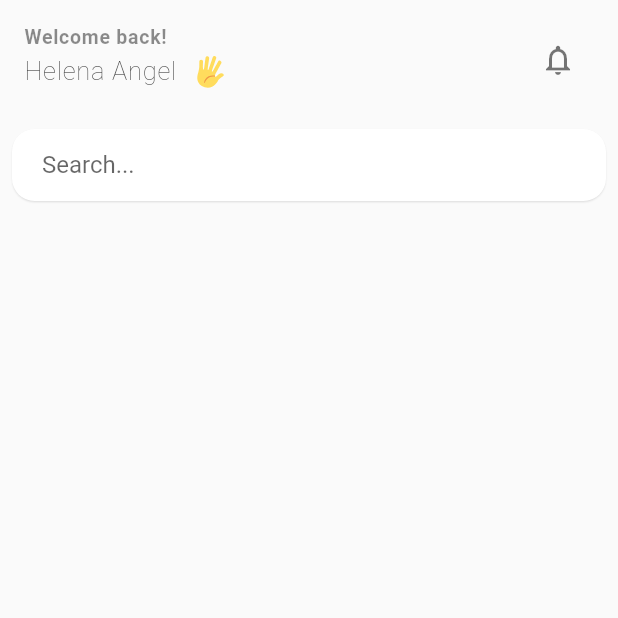
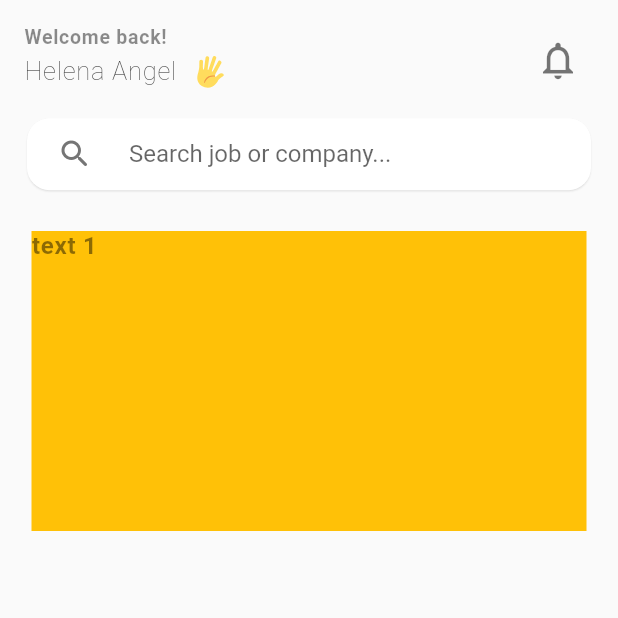
Before and after one commit to DewminaUdayashan/artist, a Flutter app: the HomePage screen opened directly, on a phone screen of 412 x 824 dp, the top half of it. Run offline on Flutter 3.47's test engine with Material 2 defaults, Android fonts, the light colour scheme and no system bars; drawn by our look-alikes of carousel_slider, material_floating_search_bar; our stand-ins replace animated_background, animated_text_kit, firebase_auth, firebase_core, firebase_crashlytics, get and 4 more; accounts and stored records are empty.

Commit message:
#5  Home page carousel

```diff
--- a/lib/screens/home_page/home_page.dart
+++ b/lib/screens/home_page/home_page.dart
@@ -2,6 +2,7 @@ import 'package:artist/screens/home_page/widgets/search_bar.dart';
 import 'package:artist/screens/home_page/widgets/top_bar.dart';
 import 'package:artist/screens/home_page/widgets/top_carousel.dart';
 import 'package:flutter/material.dart';
+import 'package:get/get.dart';
 
 class HomePage extends StatelessWidget {
   const HomePage({Key? key}) : super(key: key);
@@ -10,12 +11,32 @@ class HomePage extends StatelessWidget {
   Widget build(BuildContext context) {
     return Scaffold(
       body: SafeArea(
-        child: Column(
-          children: const <Widget>[
-            TopBar(),
-            SearchBar(),
-            TopCarousel(),
-          ],
+        child: SingleChildScrollView(
+          child: Stack(
+            children: [
+              SizedBox(
+                height: Get.height,
+              ),
+              Padding(
+                padding: const EdgeInsets.all(16.0),
+                child: Column(
+                  children: const <Widget>[
+                    TopBar(),
+                    SizedBox(
+                      height: 90,
+                    ),
+                    TopCarousel(),
+                  ],
+                ),
+              ),
+              const Positioned(
+                top: kToolbarHeight * 1.3,
+                left: 0,
+                right: 0,
+                child: SearchBar(),
+              ),
+            ],
+          ),
         ),
       ),
     );
--- a/lib/screens/home_page/widgets/search_bar.dart
+++ b/lib/screens/home_page/widgets/search_bar.dart
@@ -1,4 +1,5 @@
 import 'package:flutter/material.dart';
+import 'package:get/get.dart';
 import 'package:material_floating_search_bar/material_floating_search_bar.dart';
 
 class SearchBar extends StatelessWidget {
@@ -8,19 +9,21 @@ class SearchBar extends StatelessWidget {
   Widget build(BuildContext context) {
     final isPortrait =
         MediaQuery.of(context).orientation == Orientation.portrait;
-    return Expanded(
+    return SizedBox(
+      height: Get.height - 50,
+      child: Padding(
+        padding: const EdgeInsets.symmetric(horizontal: 10),
         child: FloatingSearchBar(
-        iconColor: Colors.white,
           elevation: 0.5,
           borderRadius: BorderRadius.circular(15),
-        hint: 'Search...',
+          hint: 'Search job or company...',
           scrollPadding: const EdgeInsets.only(top: 16, bottom: 56),
           transitionDuration: const Duration(milliseconds: 400),
           transitionCurve: Curves.easeInOut,
           physics: const BouncingScrollPhysics(),
           axisAlignment: isPortrait ? 0.0 : -1.0,
           openAxisAlignment: 0.0,
-        width: isPortrait ? 600 : 500,
+          width: Get.width,
           debounceDelay: const Duration(milliseconds: 100),
           backdropColor: Colors.transparent,
           onQueryChanged: (query) {
@@ -29,10 +32,14 @@ class SearchBar extends StatelessWidget {
           // Specify a custom transition to be used for
           // animating between opened and closed stated.
           transition: CircularFloatingSearchBarTransition(),
-        leadingActions: const [
-          // FloatingSearchBarAction.searchToClear(
-          //   showIfClosed: false,
-          // ),
+          leadingActions: [
+            FloatingSearchBarAction(
+              showIfOpened: false,
+              child: CircularButton(
+                icon: const Icon(Icons.search_rounded),
+                onPressed: () {},
+              ),
+            ),
           ],
           actions: [],
           builder: (context, transition) {
@@ -51,6 +58,7 @@ class SearchBar extends StatelessWidget {
             );
           },
         ),
+      ),
     );
   }
 }
--- a/lib/screens/home_page/widgets/top_bar.dart
+++ b/lib/screens/home_page/widgets/top_bar.dart
@@ -7,9 +7,7 @@ class TopBar extends StatelessWidget {
 
   @override
   Widget build(BuildContext context) {
-    return Container(
-      padding: const EdgeInsets.all(16),
-      child: Row(
+    return Row(
       crossAxisAlignment: CrossAxisAlignment.center,
       children: [
         Column(
@@ -27,11 +25,13 @@ class TopBar extends StatelessWidget {
         const Spacer(),
         IconButton(
           onPressed: () {},
-            icon: const Icon(Icons.notifications_none_outlined),
+          icon: const Icon(
+            Icons.notifications_none_outlined,
+            size: 30,
+          ),
           splashRadius: 20,
         ),
       ],
-      ),
     );
   }
 }
--- a/lib/screens/home_page/widgets/top_carousel.dart
+++ b/lib/screens/home_page/widgets/top_carousel.dart
@@ -1,10 +1,32 @@
 import 'package:flutter/material.dart';
+import 'package:carousel_slider/carousel_slider.dart';
 
 class TopCarousel extends StatelessWidget {
   const TopCarousel({Key? key}) : super(key: key);
 
   @override
   Widget build(BuildContext context) {
-    return Container();
+    return CarouselSlider(
+      options: CarouselOptions(
+        viewportFraction: 1,
+        height: 200.0,
+        enlargeCenterPage: true,
+        autoPlay: true,
+      ),
+      items: [1, 2, 3, 4, 5].map((i) {
+        return Builder(
+          builder: (BuildContext context) {
+            return Container(
+                width: MediaQuery.of(context).size.width,
+                margin: EdgeInsets.symmetric(horizontal: 5.0),
+                decoration: BoxDecoration(color: Colors.amber),
+                child: Text(
+                  'text $i',
+                  style: TextStyle(fontSize: 16.0),
+                ));
+          },
+        );
+      }).toList(),
+    );
   }
 }
--- a/pubspec.yaml
+++ b/pubspec.yaml
@@ -45,6 +45,7 @@ dependencies:
   lottie: ^1.2.1
   material_floating_search_bar: ^0.3.6
   get_storage: ^2.0.3
+  carousel_slider: ^4.0.0
 
 dev_dependencies:
   flutter_test:
```
Also changed, not shown: pubspec.lock. Lines whose indentation alone changed are shown as unchanged.
